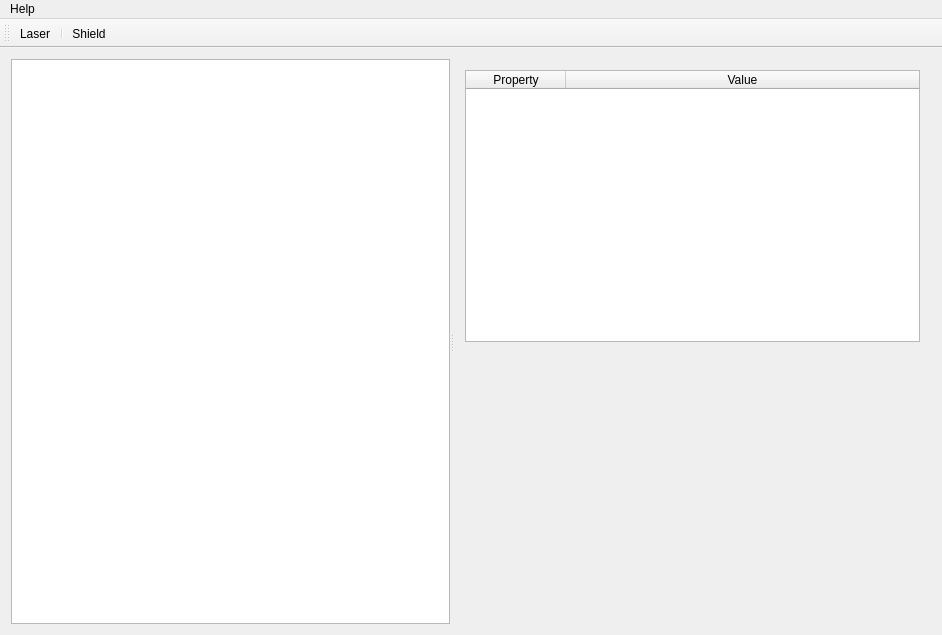
Before: the Qt Designer form ui/mainwindow.ui in iminchenko/opticalexperiment, drawn with Qt 5.
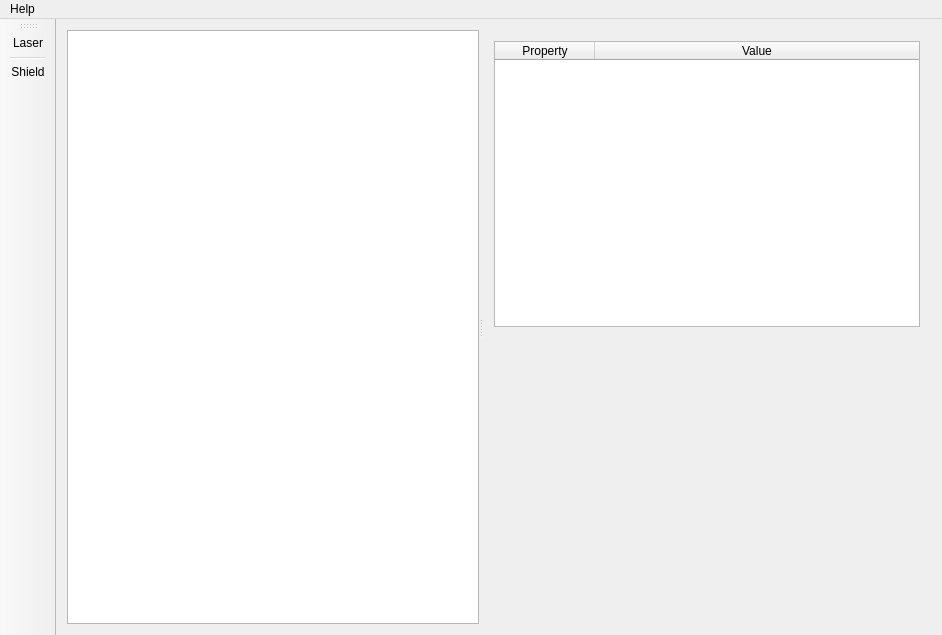
After: the same form once the commit is applied. Icons and pictures are not drawn. Custom widgets are drawn as their Qt base class.

Commit message: Toolbar at left side

What changed in the file:
```diff
--- a/ui/mainwindow.ui
+++ b/ui/mainwindow.ui
@@ -85,7 +85,7 @@
   </widget>
   <widget class="QToolBar" name="instrumentToolBar">
    <property name="orientation">
-    <enum>Qt::Horizontal</enum>
+    <enum>Qt::Vertical</enum>
    </property>
    <property name="iconSize">
     <size>
@@ -100,10 +100,10 @@
     <bool>false</bool>
    </property>
    <attribute name="toolBarArea">
-    <enum>TopToolBarArea</enum>
+    <enum>LeftToolBarArea</enum>
    </attribute>
    <attribute name="toolBarBreak">
-    <bool>false</bool>
+    <bool>true</bool>
    </attribute>
    <addaction name="actionLaser"/>
    <addaction name="separator"/>
```
Left out of the diff: 1 changed line with no effect on the pictures.
